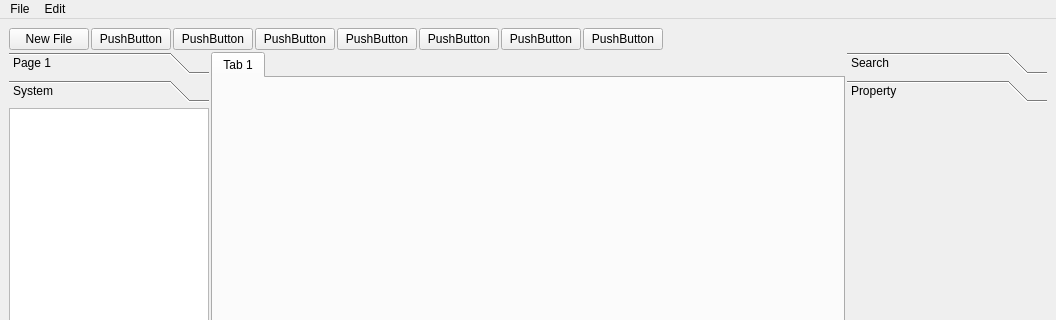
Above: src/eda_qt/mainwindow.ui from youks3/youks3 before the change; both pictures show x 0 to 1056 and y 0 to 320 of the 1056 by 672 pixel window. Below: the same form after it.
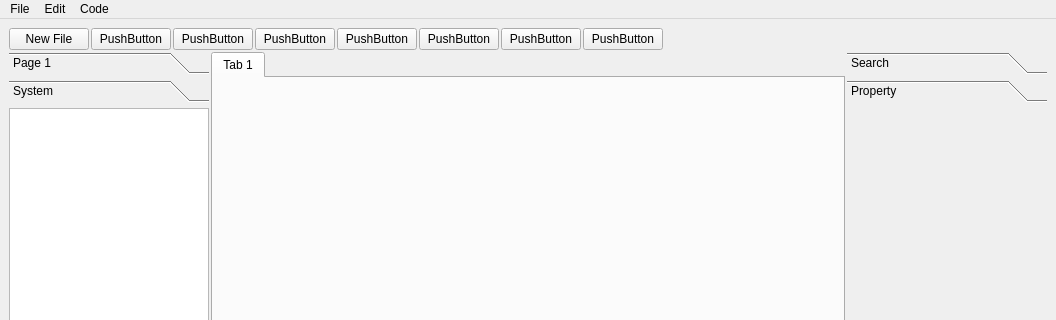
That is the form after the change. Custom widgets are drawn as their Qt base class.

Patch:
```diff
--- a/src/eda_qt/mainwindow.ui
+++ b/src/eda_qt/mainwindow.ui
@@ -319,8 +319,16 @@
     <addaction name="separator"/>
     <addaction name="actionExit"/>
    </widget>
+   <widget class="QMenu" name="menuCode">
+    <property name="title">
+     <string>Code</string>
+    </property>
+    <addaction name="actionCode_Generate"/>
+    <addaction name="actionCode_Viver"/>
+   </widget>
    <addaction name="menuFile"/>
    <addaction name="menuEdit"/>
+   <addaction name="menuCode"/>
   </widget>
   <widget class="QStatusBar" name="statusbar"/>
   <action name="actionOpen">
```
Left out of the diff: 12 changed lines with no effect on the pictures.
